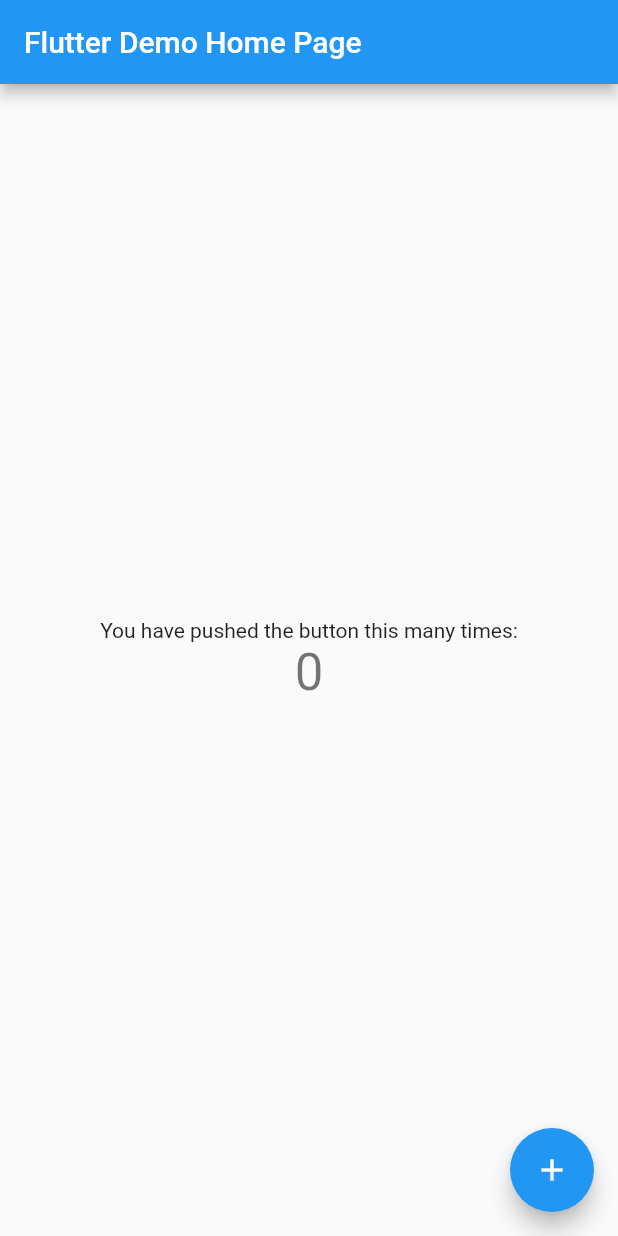
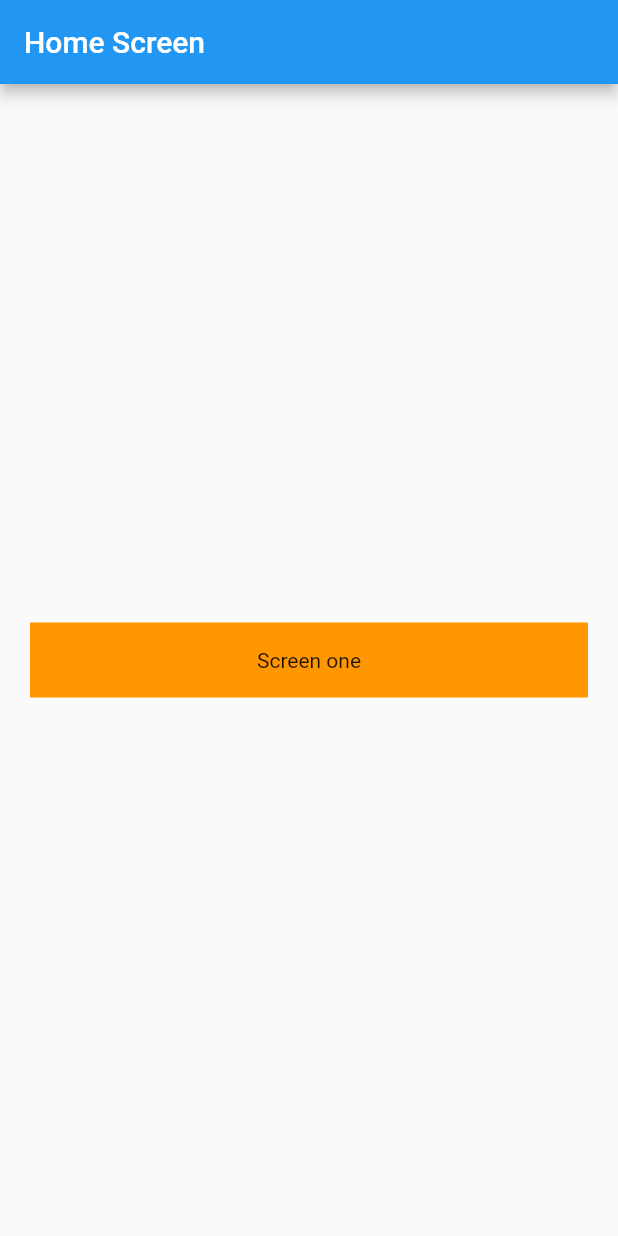
Before and after one commit to asadullah43/flutter-routing, a Flutter app: the screen it shows after launch, on a phone screen of 412 x 824 dp. Run offline on Flutter 3.47's test engine with Material 2 defaults, Android fonts, the phone set to English and light mode, and no system bars.

Commit message:
sceond method of routing done

```diff
--- /dev/null
+++ b/lib/home_screen.dart
@@ -0,0 +1,41 @@
+import 'package:flutter/material.dart';
+import 'package:practise_routing/screen_one.dart';
+
+class HomeScreen extends StatefulWidget {
+  static const id = 'home_screen';
+  const HomeScreen({Key? key}) : super(key: key);
+
+  @override
+  State<HomeScreen> createState() => _HomeScreenState();
+}
+
+class _HomeScreenState extends State<HomeScreen> {
+  @override
+  Widget build(BuildContext context) {
+    return Scaffold(
+      appBar: AppBar(
+        title: const Text('Home Screen'),
+      ),
+      body: Padding(
+        padding: const EdgeInsets.all(20.0),
+        child: Column(
+          mainAxisAlignment: MainAxisAlignment.center,
+          crossAxisAlignment: CrossAxisAlignment.center,
+          children: [
+            InkWell(
+              onTap: (() {
+                Navigator.pushNamed(context, ScreenOne.id);
+              }),
+              child: Container(
+                height: 50,
+                width: double.infinity,
+                color: Colors.orange,
+                child: const Center(child: Text('Screen one')),
+              ),
+            )
+          ],
+        ),
+      ),
+    );
+  }
+}
--- a/lib/main.dart
+++ b/lib/main.dart
@@ -1,4 +1,7 @@
 import 'package:flutter/material.dart';
+import 'package:practise_routing/home_screen.dart';
+import 'package:practise_routing/screen_one.dart';
+import 'package:practise_routing/screen_three.dart';
 
 void main() {
   runApp(const MyApp());
@@ -13,103 +16,14 @@
     return MaterialApp(
       title: 'Flutter Demo',
       theme: ThemeData(
-        // This is the theme of your application.
-        //
-        // Try running your application with "flutter run". You'll see the
-        // application has a blue toolbar. Then, without quitting the app, try
-        // changing the primarySwatch below to Colors.green and then invoke
-        // "hot reload" (press "r" in the console where you ran "flutter run",
-        // or simply save your changes to "hot reload" in a Flutter IDE).
-        // Notice that the counter didn't reset back to zero; the application
-        // is not restarted.
         primarySwatch: Colors.blue,
       ),
-      home: const MyHomePage(title: 'Flutter Demo Home Page'),
+      initialRoute: HomeScreen.id,
+      routes: {
+        HomeScreen.id: (context) => const HomeScreen(),
+        ScreenOne.id: (context) => const ScreenOne(),
+        ScreenThree.id: (context) => const ScreenThree(),
+      },
     );
   }
 }
-
-class MyHomePage extends StatefulWidget {
-  const MyHomePage({super.key, required this.title});
-
-  // This widget is the home page of your application. It is stateful, meaning
-  // that it has a State object (defined below) that contains fields that affect
-  // how it looks.
-
-  // This class is the configuration for the state. It holds the values (in this
-  // case the title) provided by the parent (in this case the App widget) and
-  // used by the build method of the State. Fields in a Widget subclass are
-  // always marked "final".
-
-  final String title;
-
-  @override
-  State<MyHomePage> createState() => _MyHomePageState();
-}
-
-class _MyHomePageState extends State<MyHomePage> {
-  int _counter = 0;
-
-  void _incrementCounter() {
-    setState(() {
-      // This call to setState tells the Flutter framework that something has
-      // changed in this State, which causes it to rerun the build method below
-      // so that the display can reflect the updated values. If we changed
-      // _counter without calling setState(), then the build method would not be
-      // called again, and so nothing would appear to happen.
-      _counter++;
-    });
-  }
-
-  @override
-  Widget build(BuildContext context) {
-    // This method is rerun every time setState is called, for instance as done
-    // by the _incrementCounter method above.
-    //
-    // The Flutter framework has been optimized to make rerunning build methods
-    // fast, so that you can just rebuild anything that needs updating rather
-    // than having to individually change instances of widgets.
-    return Scaffold(
-      appBar: AppBar(
-        // Here we take the value from the MyHomePage object that was created by
-        // the App.build method, and use it to set our appbar title.
-        title: Text(widget.title),
-      ),
-      body: Center(
-        // Center is a layout widget. It takes a single child and positions it
-        // in the middle of the parent.
-        child: Column(
-          // Column is also a layout widget. It takes a list of children and
-          // arranges them vertically. By default, it sizes itself to fit its
-          // children horizontally, and tries to be as tall as its parent.
-          //
-          // Invoke "debug painting" (press "p" in the console, choose the
-          // "Toggle Debug Paint" action from the Flutter Inspector in Android
-          // Studio, or the "Toggle Debug Paint" command in Visual Studio Code)
-          // to see the wireframe for each widget.
-          //
-          // Column has various properties to control how it sizes itself and
-          // how it positions its children. Here we use mainAxisAlignment to
-          // center the children vertically; the main axis here is the vertical
-          // axis because Columns are vertical (the cross axis would be
-          // horizontal).
-          mainAxisAlignment: MainAxisAlignment.center,
-          children: <Widget>[
-            const Text(
-              'You have pushed the button this many times:',
-            ),
-            Text(
-              '$_counter',
-              style: Theme.of(context).textTheme.headline4,
-            ),
-          ],
-        ),
-      ),
-      floatingActionButton: FloatingActionButton(
-        onPressed: _incrementCounter,
-        tooltip: 'Increment',
-        child: const Icon(Icons.add),
-      ), // This trailing comma makes auto-formatting nicer for build methods.
-    );
-  }
-}
```
Also changed, not shown: lib/screen_one.dart (added, +38 -0 lines), lib/screen_three.dart (added, +38 -0 lines).
